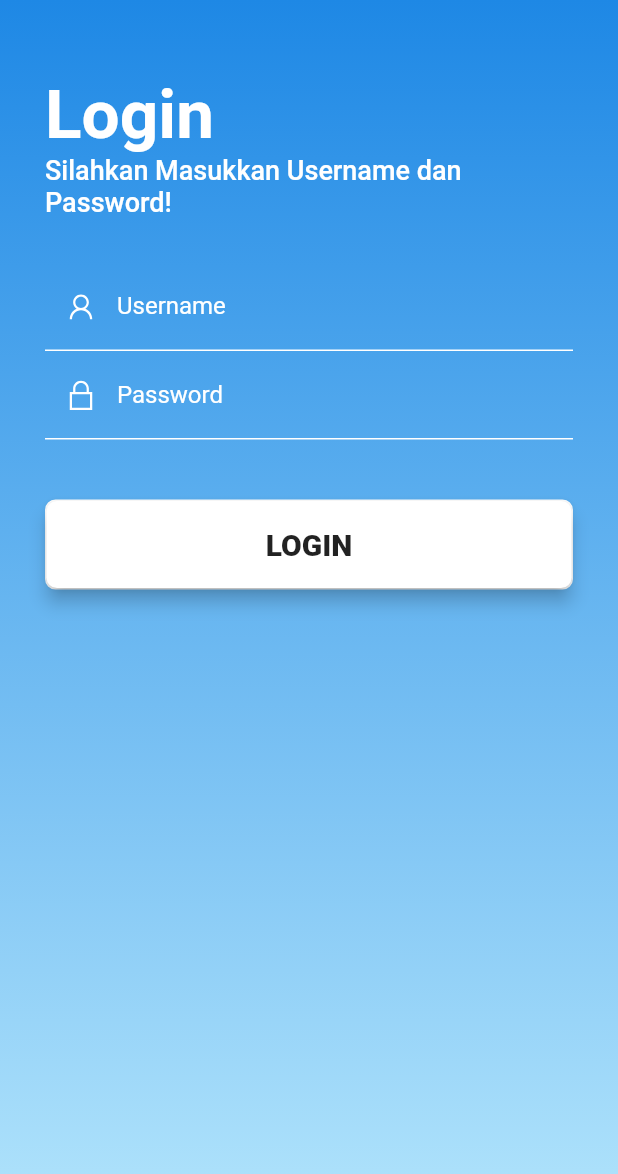
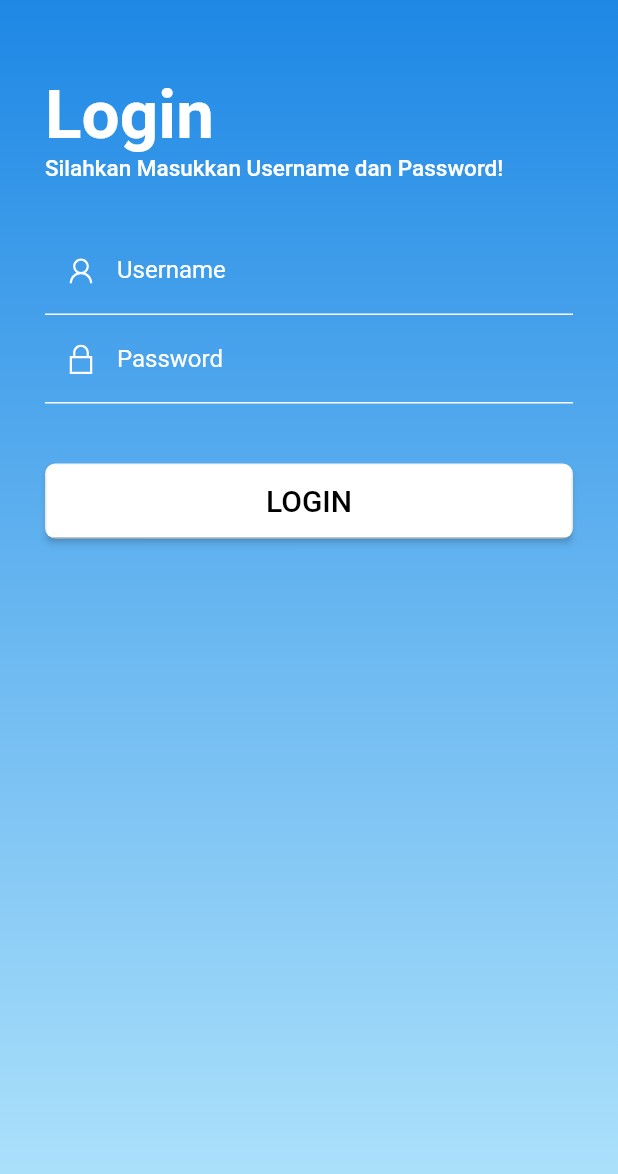
Before and after one commit to adiswadnyana/siskangnew, a Flutter app: the screen it shows after launch, after a tap on "MASUK", on a phone screen of 412 x 824 dp. Shown: the top 1174 px of the screen. Run offline on Flutter 3.47's test engine with Material 2 defaults, Android fonts, the phone set to English and light mode, and no system bars; drawn by our look-alikes of modal_progress_hud_nsn; our stand-ins replace another_flushbar, badges, bot_toast, charts_flutter, firebase_core, firebase_messaging and 7 more; missing offline and left inert: back_button_interceptor, syncfusion_flutter_pdfviewer, timeline_list; accounts and stored records are empty; network calls fail; Roboto replaces fonts that are missing (Quicksand).

Commit message:
bug : login

```diff
--- a/lib/models/globalModel.dart
+++ b/lib/models/globalModel.dart
@@ -22,6 +22,6 @@ void showFlushbar(String title, String message, IconData icon, Color color,
       color: color,
     ),
     leftBarIndicatorColor: color,
-    duration: Duration(seconds: 3),
-  )..show(context);
+    duration: const Duration(seconds: 3),
+  ).show(context);
 }
--- a/lib/views/login.dart
+++ b/lib/views/login.dart
@@ -1,3 +1,5 @@
+// ignore_for_file: prefer_const_constructors, prefer_const_literals_to_create_immutables
+
 import 'package:flutter/material.dart';
 import 'package:SisKa/_routing/routes.dart';
 import 'package:SisKa/utils/colors.dart';
@@ -50,16 +52,14 @@ class _LoginPageState extends State<LoginPage> {
     final SharedPreferences prefs = await SharedPreferences.getInstance();
     return http.post(url, body: body).then((http.Response response) {
       if (response.body == null) {
-        throw new Exception("Error while fetching data");
+        throw Exception("Error while fetching data");
       }
 
       Map<String, dynamic> user = jsonDecode(response.body);
       prefs.setString('KodeUser', '${user['Kode_userKin']}');
       prefs.setString('NamaUser', '${user['Nama_userKin']}');
       final nama1 = '${user['NamaUser']}';
-      print(nama1);
       final nama = prefs.getString('NamaUser');
-      print(nama);
       return Response.fromJson(json.decode(response.body));
     });
   }
@@ -74,7 +74,7 @@ class _LoginPageState extends State<LoginPage> {
       if (isSuccess) {
         setState(() {
           _saving = false;
-          Navigator.pushNamed(context, splashViewRoute);
+          Navigator.pushReplacementNamed(context, splashViewRoute);
         });
       } else {
         setState(() {
@@ -105,7 +105,7 @@ class _LoginPageState extends State<LoginPage> {
           "Silahkan Masukkan Username dan Password!",
           style: TextStyle(
             color: Colors.white,
-            fontSize: 18.0,
+            fontSize: 15.0,
             fontWeight: FontWeight.w500,
           ),
         )
@@ -167,28 +167,27 @@ class _LoginPageState extends State<LoginPage> {
 
     final loginBtn = Container(
       margin: EdgeInsets.only(top: 40.0),
-      height: 60.0,
+      height: 50.0,
       width: MediaQuery.of(context).size.width,
       decoration: BoxDecoration(
         borderRadius: BorderRadius.circular(7.0),
         border: Border.all(color: Colors.white),
         color: Colors.white,
       ),
-      child: RaisedButton(
-        elevation: 5.0,
+      child: ElevatedButton(
         onPressed: () {
           _callPostAPIng();
         },
-        color: Colors.white,
-        shape: new RoundedRectangleBorder(
-          borderRadius: new BorderRadius.circular(7.0),
-        ),
+        style: ElevatedButton.styleFrom(
+            primary: Colors.white,
+            textStyle: TextStyle(
+              fontSize: 30,
+              fontWeight: FontWeight.w600,
+            )),
         child: Text(
           'LOGIN',
           style: TextStyle(
-            fontWeight: FontWeight.w800,
-            fontSize: 20.0,
-          ),
+              fontWeight: FontWeight.w500, fontSize: 20.0, color: Colors.black),
         ),
       ),
     );
--- a/lib/views/masastudi.dart
+++ b/lib/views/masastudi.dart
@@ -1,3 +1,5 @@
+// ignore_for_file: unnecessary_new, prefer_const_constructors
+
 import 'package:SisKa/models/api/api_service.dart';
 import 'package:SisKa/models/masaStudi.dart';
 import 'package:SisKa/models/masaStudiCount.dart';
--- a/lib/views/splash.dart
+++ b/lib/views/splash.dart
@@ -20,41 +20,28 @@ class _Splash extends State<Splash> {
         if (success) {
           apiService.getAuthJab().then((jab) async {
             if (jab == '1') {
-              // setState(() {
-              // Navigator.pushNamed(context, profileViewRoute);
               Navigator.pushReplacementNamed(
                 context,
                 'homeAdmin',
                 arguments: 0,
               );
-              // });
             } else if (jab == '0') {
-              // setState(() {
-              // Navigator.pushNamed(context, homeAdminViewRoute,);
               Navigator.pushReplacementNamed(
                 context,
                 'home',
                 arguments: 0,
               );
-              //Navigator.pushNamed(context, homeAdminViewRoute,arguments: 0, );
-              //});
             } else {
-              // setState(() {
-              // Navigator.pushNamed(context, homeAdminViewRoute,);
               Navigator.pushReplacementNamed(
                 context,
                 'homeDosen',
                 arguments: 0,
               );
-              //Navigator.pushNamed(context, homeAdminViewRoute,arguments: 0, );
-              //});
-
             }
           });
         } else {
           print('redirect landing');
           setState(() {
-            //Navigator.pushNamed(context, landingViewRoute);
             Navigator.pushReplacementNamed(context, '/');
           });
         }
@@ -64,41 +51,10 @@ class _Splash extends State<Splash> {
 
   @override
   Widget build(BuildContext context) {
-    return Scaffold(
+    return const Scaffold(
       body: Center(
         child: CircularProgressIndicator(),
       ),
     );
-    // return SplashScreen.timer(
-    //   seconds: 1,
-    //   title: const Text(
-    //     'SiSka',
-    //     style: TextStyle(fontWeight: FontWeight.bold, fontSize: 20.0),
-    //   ),
-    //   loaderColor: Colors.blue,
-    //   loadingText: const Text('Loading...'),
-    //   loadingTextPadding: const EdgeInsets.only(top: 5.0),
-    //   image: Image.asset(
-    //     'assets/images/LogoUndiksha.png',
-    //   ),
-    //   backgroundColor: Colors.white,
-    //   photoSize: 100.0,
-    // );
   }
 }
-
-// class AfterSplash extends StatelessWidget {
-
-//   Widget build(BuildContext context) {
-//     checkIfAuthenticated().then((success) {
-//       if (success) {
-//         Navigator.pushReplacementNamed(context, '/home');
-//       } else {
-//         Navigator.pushReplacementNamed(context, '/login');
-//       }
-//     });
-
-//     return Center(
-//       child: CircularProgressIndicator(),
-//     );
-//   }
--- a/lib/views/tabs/profile2.dart
+++ b/lib/views/tabs/profile2.dart
@@ -191,7 +191,7 @@ class _Profile2 extends State<Profile2> {
                               Navigator.pushNamed(
                                 context,
                                 timelineViewRoute,
-                                arguments: "Mhs",
+                                arguments: "nim",
                               );
                             });
                           },
--- a/lib/views/timeline.dart
+++ b/lib/views/timeline.dart
@@ -1,3 +1,5 @@
+// ignore_for_file: prefer_const_constructors
+
 import 'package:firebase_core/firebase_core.dart';
 import 'package:flutter/material.dart';
 import 'package:timeline_list/timeline.dart';
@@ -66,7 +68,7 @@ class _TimelinePageState extends State<TimelinePage> {
   Widget build(BuildContext context) {
     return Scaffold(
         appBar: AppBar(
-          title: const Text('Timeline Penelitian'),
+          title: Text('Timeline Penelitian'),
         ),
         body: timelineModel(TimelinePosition.Center));
   }
```
Also changed, not shown: lib/views/penelitian.dart (+10 -12 lines).
